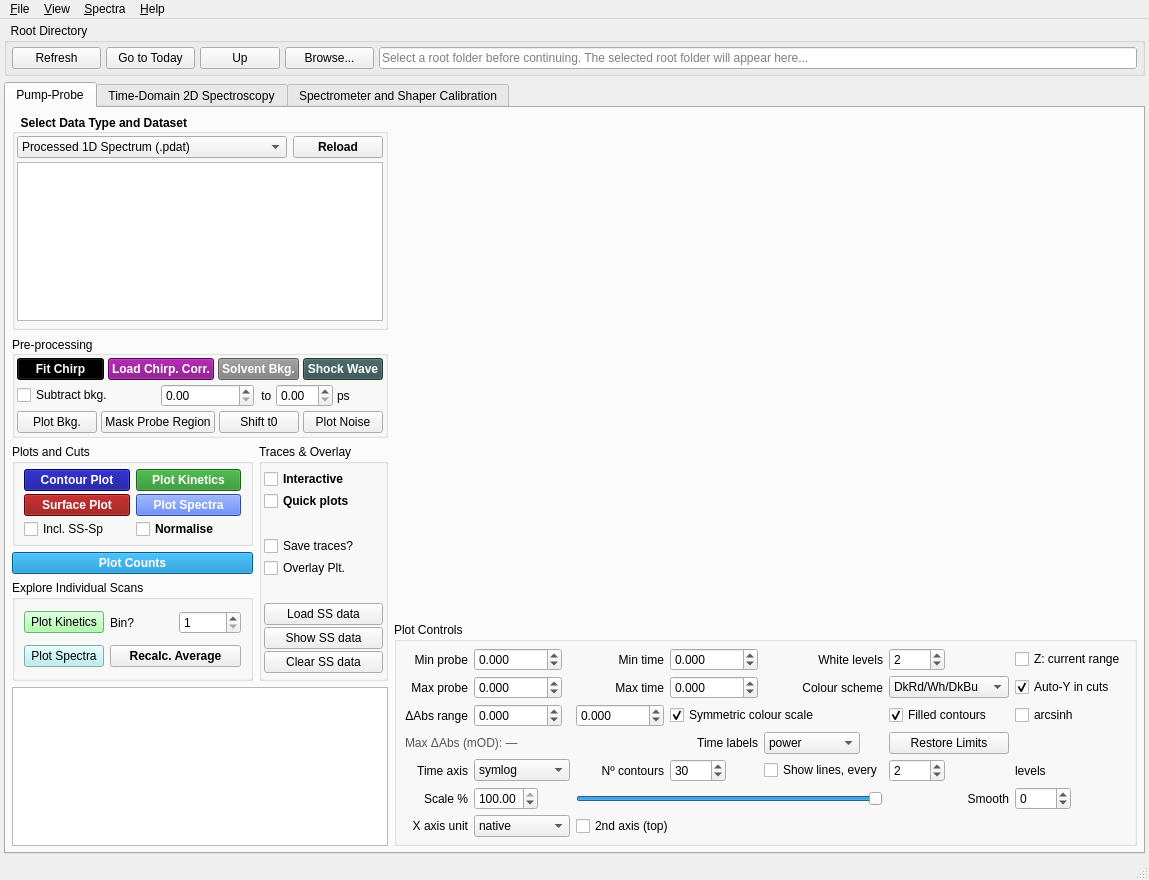
The window that src/pymorgan/gui/main_window.ui (RJFernandezTeran/PyMORGAN) describes before a commit, drawn with Qt 5.
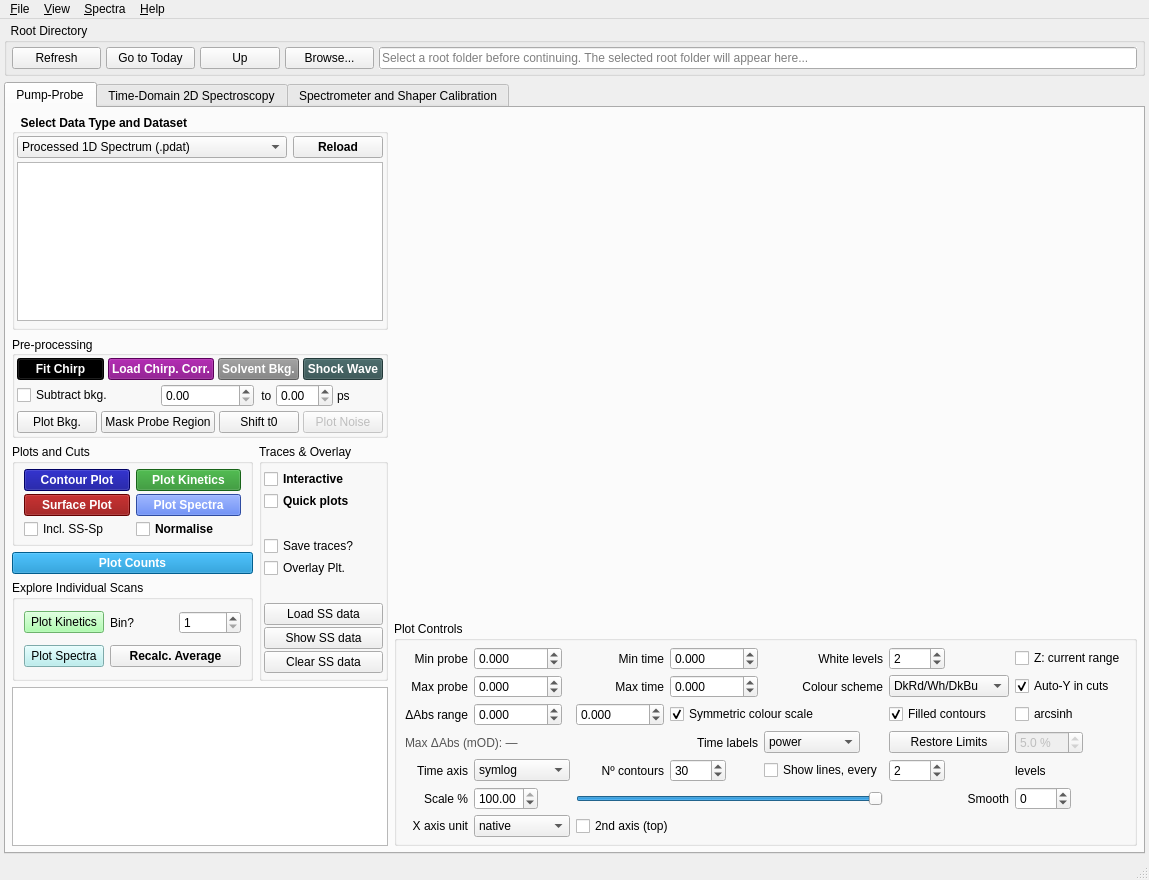
The same window after the commit. Custom widgets are drawn as their Qt base class.

The edit to the form file:
```diff
--- a/src/pymorgan/gui/main_window.ui
+++ b/src/pymorgan/gui/main_window.ui
@@ -638,6 +638,9 @@
                </item>
                <item>
                 <widget class="QPushButton" name="PP_plotNoise_btn">
+                 <property name="enabled">
+                  <bool>false</bool>
+                 </property>
                  <property name="sizePolicy">
                   <sizepolicy hsizetype="MinimumExpanding" vsizetype="Fixed">
                    <horstretch>1</horstretch>
@@ -1529,6 +1532,49 @@
                </property>
               </widget>
              </item>
+             <item row="3" column="6">
+              <widget class="QDoubleSpinBox" name="PC_arcsinhPct">
+               <property name="enabled">
+                <bool>false</bool>
+               </property>
+               <property name="minimumSize">
+                <size>
+                 <width>68</width>
+                 <height>0</height>
+                </size>
+               </property>
+               <property name="maximumSize">
+                <size>
+                 <width>68</width>
+                 <height>16777215</height>
+                </size>
+               </property>
+               <property name="toolTip">
+                <string>Linear threshold for arcsinh color scaling as a percentage of the active amplitude limit.</string>
+               </property>
+               <property name="keyboardTracking">
+                <bool>false</bool>
+               </property>
+               <property name="suffix">
+                <string> %</string>
+               </property>
+               <property name="decimals">
+                <number>1</number>
+               </property>
+               <property name="minimum">
+                <double>0.100000000000000</double>
+               </property>
+               <property name="maximum">
+                <double>100.000000000000000</double>
+               </property>
+               <property name="singleStep">
+                <double>1.000000000000000</double>
+               </property>
+               <property name="value">
+                <double>5.000000000000000</double>
+               </property>
+              </widget>
+             </item>
              <item row="5" column="5">
               <widget class="QLabel" name="PC_lblSmooth">
                <property name="text">
```
